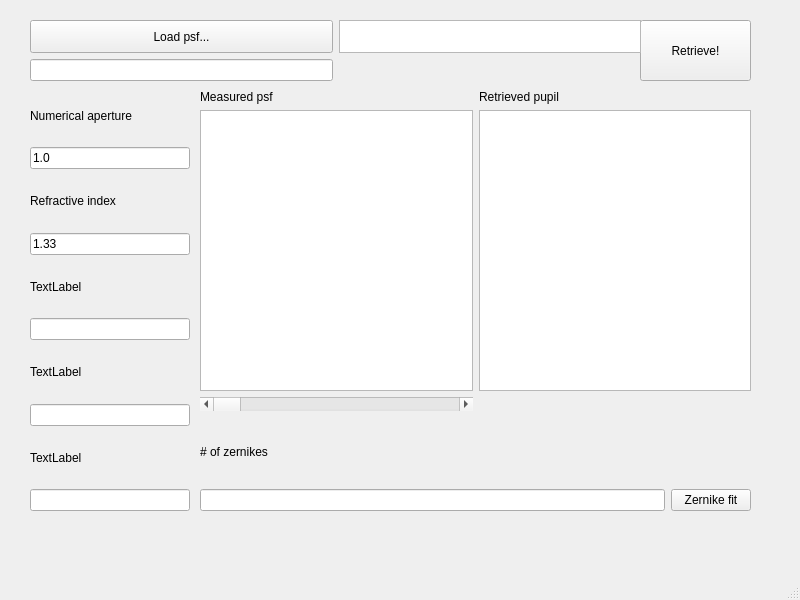
The window that PR/PR_design.ui (danustc/Optics) describes before a commit, drawn with Qt 5.
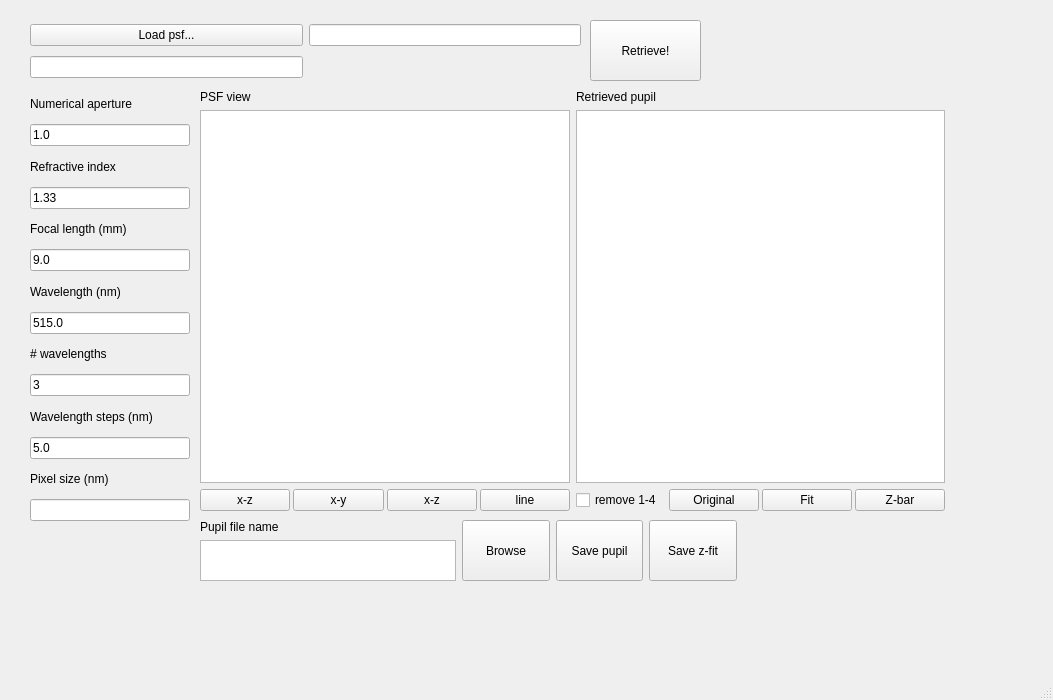
The same window after the commit.

The edit to the form file:
```diff
--- a/PR/PR_design.ui
+++ b/PR/PR_design.ui
@@ -6,8 +6,8 @@
    <rect>
     <x>0</x>
     <y>0</y>
-    <width>800</width>
-    <height>600</height>
+    <width>1053</width>
+    <height>700</height>
    </rect>
   </property>
   <property name="windowTitle">
@@ -17,7 +17,7 @@
    <widget class="QPushButton" name="pushButton">
     <property name="geometry">
      <rect>
-      <x>640</x>
+      <x>590</x>
       <y>20</y>
       <width>111</width>
       <height>61</height>
@@ -33,7 +33,7 @@
       <x>30</x>
       <y>90</y>
       <width>160</width>
-      <height>421</height>
+      <height>431</height>
      </rect>
     </property>
     <layout class="QVBoxLayout" name="verticalLayout_syspara">
@@ -65,30 +65,66 @@
        </property>
       </widget>
      </item>
+     <item>
+      <widget class="QLabel" name="label_objfl">
+       <property name="text">
+        <string>Focal length (mm)</string>
+       </property>
+      </widget>
+     </item>
+     <item>
+      <widget class="QLineEdit" name="lineEdit_objfl">
+       <property name="text">
+        <string>9.0</string>
+       </property>
+      </widget>
+     </item>
+     <item>
+      <widget class="QLabel" name="label_wlc">
+       <property name="text">
+        <string>Wavelength (nm)</string>
+       </property>
+      </widget>
+     </item>
+     <item>
+      <widget class="QLineEdit" name="lineEdit_wlc">
+       <property name="text">
+        <string>515.0</string>
+       </property>
+      </widget>
+     </item>
+     <item>
+      <widget class="QLabel" name="label_nwl">
+       <property name="text">
+        <string># wavelengths</string>
+       </property>
+      </widget>
+     </item>
+     <item>
+      <widget class="QLineEdit" name="lineEdit_nwl">
+       <property name="text">
+        <string>3</string>
+       </property>
+      </widget>
+     </item>
      <item>
       <widget class="QLabel" name="label_4">
        <property name="text">
-        <string>TextLabel</string>
+        <string>Wavelength steps (nm)</string>
        </property>
       </widget>
      </item>
      <item>
-      <widget class="QLineEdit" name="lineEdit_3"/>
-     </item>
-     <item>
-      <widget class="QLabel" name="label_6">
+      <widget class="QLineEdit" name="lineEdit_3">
        <property name="text">
-        <string>TextLabel</string>
+        <string>5.0</string>
        </property>
       </widget>
      </item>
      <item>
-      <widget class="QLineEdit" name="lineEdit_5"/>
-     </item>
-     <item>
-      <widget class="QLabel" name="label_7">
+      <widget class="QLabel" name="label_pxl">
        <property name="text">
-        <string>TextLabel</string>
+        <string>Pixel size (nm)</string>
        </property>
       </widget>
      </item>
@@ -102,28 +138,15 @@
      <rect>
       <x>200</x>
       <y>90</y>
-      <width>551</width>
-      <height>321</height>
+      <width>745</width>
+      <height>421</height>
      </rect>
     </property>
     <layout class="QGridLayout" name="gridLayout_display">
-     <item row="1" column="0">
-      <widget class="QGraphicsView" name="gview_psf"/>
-     </item>
-     <item row="2" column="0">
-      <widget class="QScrollBar" name="horizontalScrollBar">
-       <property name="orientation">
-        <enum>Qt::Horizontal</enum>
-       </property>
-      </widget>
-     </item>
-     <item row="1" column="1">
-      <widget class="QGraphicsView" name="gview_pupil"/>
-     </item>
      <item row="0" column="0">
       <widget class="QLabel" name="label">
        <property name="text">
-        <string>Measured psf</string>
+        <string>PSF view</string>
        </property>
       </widget>
      </item>
@@ -134,6 +157,138 @@
        </property>
       </widget>
      </item>
+     <item row="1" column="0">
+      <widget class="QGraphicsView" name="graphicsView_psf">
+       <property name="sizePolicy">
+        <sizepolicy hsizetype="Expanding" vsizetype="Preferred">
+         <horstretch>0</horstretch>
+         <verstretch>0</verstretch>
+        </sizepolicy>
+       </property>
+      </widget>
+     </item>
+     <item row="1" column="1">
+      <widget class="QGraphicsView" name="graphicsView_pupil"/>
+     </item>
+     <item row="2" column="0">
+      <layout class="QHBoxLayout" name="horizontalLayout">
+       <property name="spacing">
+        <number>3</number>
+       </property>
+       <item>
+        <widget class="QPushButton" name="pushButton_yzview">
+         <property name="sizePolicy">
+          <sizepolicy hsizetype="Minimum" vsizetype="Fixed">
+           <horstretch>0</horstretch>
+           <verstretch>0</verstretch>
+          </sizepolicy>
+         </property>
+         <property name="text">
+          <string>x-z</string>
+         </property>
+        </widget>
+       </item>
+       <item>
+        <widget class="QPushButton" name="pushButton_xyview">
+         <property name="sizePolicy">
+          <sizepolicy hsizetype="Minimum" vsizetype="Fixed">
+           <horstretch>0</horstretch>
+           <verstretch>0</verstretch>
+          </sizepolicy>
+         </property>
+         <property name="text">
+          <string>x-y</string>
+         </property>
+        </widget>
+       </item>
+       <item>
+        <widget class="QPushButton" name="pushButton_xzview">
+         <property name="sizePolicy">
+          <sizepolicy hsizetype="Minimum" vsizetype="Fixed">
+           <horstretch>0</horstretch>
+           <verstretch>0</verstretch>
+          </sizepolicy>
+         </property>
+         <property name="text">
+          <string>x-z</string>
+         </property>
+        </widget>
+       </item>
+       <item>
+        <widget class="QPushButton" name="pushButton_lineview">
+         <property name="sizePolicy">
+          <sizepolicy hsizetype="Minimum" vsizetype="Fixed">
+           <horstretch>0</horstretch>
+           <verstretch>0</verstretch>
+          </sizepolicy>
+         </property>
+         <property name="text">
+          <string>line</string>
+         </property>
+        </widget>
+       </item>
+      </layout>
+     </item>
+     <item row="2" column="1">
+      <layout class="QHBoxLayout" name="horizontalLayout_2">
+       <property name="sizeConstraint">
+        <enum>QLayout::SetNoConstraint</enum>
+       </property>
+       <item>
+        <layout class="QHBoxLayout" name="horizontalLayout_3">
+         <property name="spacing">
+          <number>3</number>
+         </property>
+         <item>
+          <widget class="QCheckBox" name="checkBox_rm4">
+           <property name="text">
+            <string>remove 1-4</string>
+           </property>
+          </widget>
+         </item>
+         <item>
+          <widget class="QPushButton" name="pushButton_pfraw">
+           <property name="sizePolicy">
+            <sizepolicy hsizetype="Minimum" vsizetype="Fixed">
+             <horstretch>0</horstretch>
+             <verstretch>0</verstretch>
+            </sizepolicy>
+           </property>
+           <property name="text">
+            <string>Original</string>
+           </property>
+          </widget>
+         </item>
+         <item>
+          <widget class="QPushButton" name="pushButton_pffit">
+           <property name="sizePolicy">
+            <sizepolicy hsizetype="Minimum" vsizetype="Fixed">
+             <horstretch>0</horstretch>
+             <verstretch>0</verstretch>
+            </sizepolicy>
+           </property>
+           <property name="text">
+            <string>Fit</string>
+           </property>
+          </widget>
+         </item>
+         <item>
+          <widget class="QPushButton" name="pushButton_zbar">
+           <property name="sizePolicy">
+            <sizepolicy hsizetype="Minimum" vsizetype="Fixed">
+             <horstretch>0</horstretch>
+             <verstretch>0</verstretch>
+            </sizepolicy>
+           </property>
+           <property name="text">
+            <string>Z-bar</string>
+           </property>
+          </widget>
+         </item>
+        </layout>
+       </item>
+      </layout>
+     </item>
     </layout>
    </widget>
    <widget class="QWidget" name="gridLayoutWidget_2">
@@ -141,8 +296,8 @@
      <rect>
       <x>30</x>
       <y>20</y>
-      <width>611</width>
-      <height>61</height>
+      <width>551</width>
+      <height>62</height>
      </rect>
     </property>
     <layout class="QGridLayout" name="gridLayout">
@@ -163,7 +318,7 @@
       <widget class="QLineEdit" name="lineEdit_2"/>
      </item>
      <item row="0" column="2">
-      <widget class="QTextEdit" name="textEdit"/>
+      <widget class="QLineEdit" name="lineEdit_4"/>
      </item>
     </layout>
    </widget>
@@ -171,26 +326,69 @@
     <property name="geometry">
      <rect>
       <x>200</x>
-      <y>420</y>
-      <width>551</width>
-      <height>91</height>
+      <y>520</y>
+      <width>537</width>
+      <height>61</height>
      </rect>
     </property>
-    <layout class="QGridLayout" name="gridLayout_2">
-     <item row="1" column="0">
-      <widget class="QLineEdit" name="lineEdit"/>
+    <layout class="QHBoxLayout" name="horizontalLayout_4">
+     <item>
+      <layout class="QVBoxLayout" name="verticalLayout">
+       <item>
+        <widget class="QLabel" name="label_pupilfname">
+         <property name="text">
+          <string>Pupil file name</string>
+         </property>
+        </widget>
+       </item>
+       <item>
+        <widget class="QTextEdit" name="textEdit_pfname">
+         <property name="sizePolicy">
+          <sizepolicy hsizetype="Minimum" vsizetype="Expanding">
+           <horstretch>0</horstretch>
+           <verstretch>0</verstretch>
+          </sizepolicy>
+         </property>
+        </widget>
+       </item>
+      </layout>
      </item>
-     <item row="1" column="1">
-      <widget class="QPushButton" name="pushButton_3">
+     <item>
+      <widget class="QPushButton" name="pushButton_pfbrowse">
+       <property name="sizePolicy">
+        <sizepolicy hsizetype="Minimum" vsizetype="Expanding">
+         <horstretch>0</horstretch>
+         <verstretch>0</verstretch>
+        </sizepolicy>
+       </property>
        <property name="text">
-        <string>Zernike fit</string>
+        <string>Browse</string>
        </property>
       </widget>
      </item>
-     <item row="0" column="0">
-      <widget class="QLabel" name="label_3">
+     <item>
+      <widget class="QPushButton" name="pushButton_savepupil">
+       <property name="sizePolicy">
+        <sizepolicy hsizetype="Minimum" vsizetype="Expanding">
+         <horstretch>0</horstretch>
+         <verstretch>0</verstretch>
+        </sizepolicy>
+       </property>
        <property name="text">
-        <string># of zernikes</string>
+        <string>Save pupil</string>
+       </property>
+      </widget>
+     </item>
+     <item>
+      <widget class="QPushButton" name="pushButton_savefit">
+       <property name="sizePolicy">
+        <sizepolicy hsizetype="Minimum" vsizetype="Expanding">
+         <horstretch>0</horstretch>
+         <verstretch>0</verstretch>
+        </sizepolicy>
+       </property>
+       <property name="text">
+        <string>Save z-fit</string>
        </property>
       </widget>
      </item>
```
Left out of the diff: 22 changed lines with no effect on the pictures.
